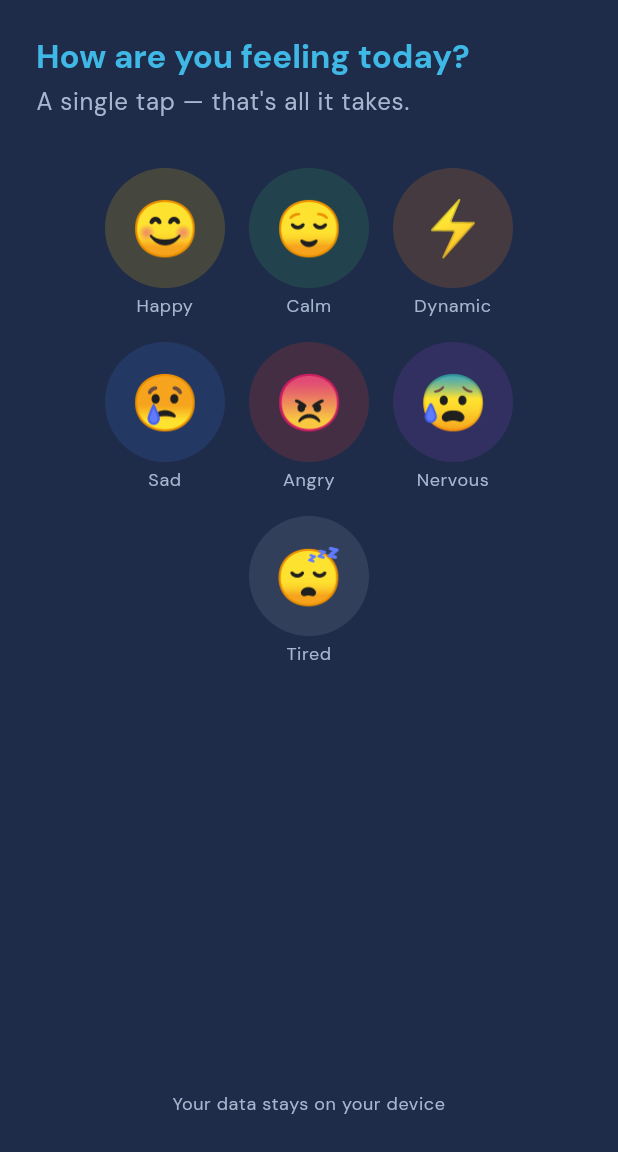
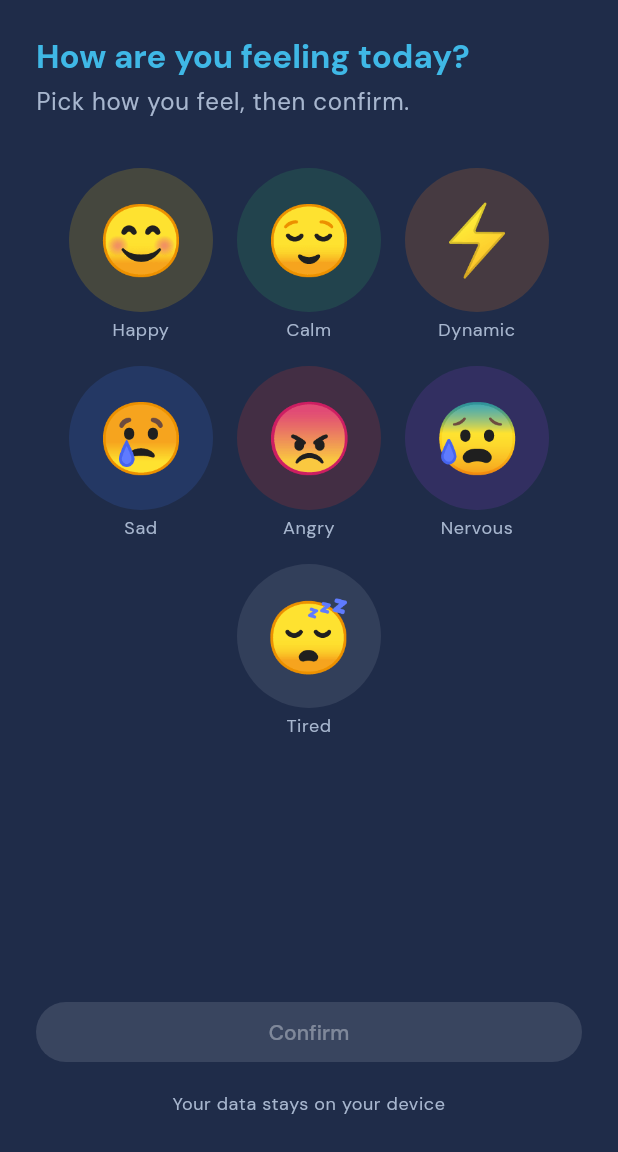
Before and after one commit to AlexandreMaillot/digiharmony, a Flutter app: the screen it shows after launch, after a tap on "Log my mood", on a phone screen of 412 x 824 dp, the part 84-1236 px from its top. Run offline on Flutter 3.47's test engine with Material 3 defaults, Android fonts, the phone set to English and light mode, and no system bars; drawn by our look-alikes of flutter_animate; our stand-ins replace bloc, bloc_concurrency, drift, equatable, flutter_bloc, hydrated_bloc; accounts and stored records are empty; generated files the repository leaves out were written again; statements that could not run were skipped.

Commit message:
fix(saisie-humeur): validation explicite + feedback maquette + fix DB lock
- Découple sélection et enregistrement : un tap sélectionne seulement ; le
  bouton « Valider » enregistre puis revient à l'Accueil. Supprime l'auto-save
  au tap et tout le mécanisme SnackBar/Undo.
- Feedback de sélection conforme maquette (pastille emoji + libellé + check) ;
  retrait du texte/spinner « Enregistrement en cours… » (inutile car instantané).
- Agrandit les pastilles (80→96 px) et les emojis (36→46 px).
- Corps rendu défilable (anti-overflow petit écran) ; nouvelle clé i18n
  saisieHumeurValider (fr+en), sous-titre mis à jour.
- Garde anti double-écriture (état EnregistrementReussi) en plus de droppable().
- Drift : PRAGMA busy_timeout=5000 pour absorber un verrou transitoire au
  démarrage (« database is locked » après suppression des données locales).

Co-Authored-By: Claude Opus 4.8 (1M context) <noreply@anthropic.com>

```diff
--- a/apps/digiharmony_app/lib/l10n/arb/app_en.arb
+++ b/apps/digiharmony_app/lib/l10n/arb/app_en.arb
@@ -166,9 +166,13 @@
     "@saisieHumeurTitre": {
         "description": "SaisieHumeur screen — main title"
     },
-    "saisieHumeurSousTitre": "A single tap — that's all it takes.",
+    "saisieHumeurSousTitre": "Pick how you feel, then confirm.",
     "@saisieHumeurSousTitre": {
         "description": "SaisieHumeur screen — subtitle below the title"
+    },
+    "saisieHumeurValider": "Confirm",
+    "@saisieHumeurValider": {
+        "description": "SaisieHumeur — primary button label to save the selected mood and return home"
     },
     "saisieHumeurSelectionne": "You selected: {emotion}",
     "@saisieHumeurSelectionne": {
--- a/apps/digiharmony_app/lib/l10n/arb/app_fr.arb
+++ b/apps/digiharmony_app/lib/l10n/arb/app_fr.arb
@@ -40,8 +40,9 @@
     "placeholderReglages": "Réglages",
     "reglagesTooltip": "Réglages",
     "saisieHumeurTitre": "Comment tu te sens aujourd'hui ?",
-    "saisieHumeurSousTitre": "Un seul tap — c'est tout ce qu'il faut.",
+    "saisieHumeurSousTitre": "Choisis comment tu te sens, puis valide.",
     "saisieHumeurSelectionne": "Tu as sélectionné : {emotion}",
+    "saisieHumeurValider": "Valider",
     "saisieHumeurEnregistrementEnCours": "Enregistrement en cours…",
     "saisieHumeurEnregistree": "Humeur enregistrée",
     "saisieHumeurAnnuler": "Annuler",
--- a/apps/digiharmony_app/lib/pages/saisie_humeur/bloc/saisie_humeur_event.dart
+++ b/apps/digiharmony_app/lib/pages/saisie_humeur/bloc/saisie_humeur_event.dart
@@ -5,20 +5,17 @@ sealed class SaisieHumeurEvent {
   const SaisieHumeurEvent();
 }
 
-/// L'utilisateur a tapé sur une pastille d'émotion.
-final class EmotionTapee extends SaisieHumeurEvent {
-  const EmotionTapee(this.codeEmotion);
+/// L'utilisateur a tapé une pastille — sélection visuelle seule, aucune
+/// écriture Drift (l'enregistrement n'a lieu qu'à la validation).
+final class EmotionSelectionnee extends SaisieHumeurEvent {
+  const EmotionSelectionnee(this.codeEmotion);
 
   /// Code stable de l'émotion sélectionnée.
   final String codeEmotion;
 }
 
-/// L'utilisateur a pressé « Annuler » dans le snackbar de confirmation.
-final class SaisieAnnulee extends SaisieHumeurEvent {
-  const SaisieAnnulee();
+/// L'utilisateur a pressé « Valider » — déclenche l'UPSERT Drift puis le
+/// retour à l'Accueil (géré côté View).
+final class SaisieValidee extends SaisieHumeurEvent {
+  const SaisieValidee();
 }
-
-/// La fenêtre d'annulation a expiré (gérée côté View via SnackBar).
-final class FenetreUndoExpiree extends SaisieHumeurEvent {
-  const FenetreUndoExpiree();
-}
--- a/apps/digiharmony_app/lib/pages/saisie_humeur/bloc/saisie_humeur_state.dart
+++ b/apps/digiharmony_app/lib/pages/saisie_humeur/bloc/saisie_humeur_state.dart
@@ -4,59 +4,60 @@ part of 'saisie_humeur_bloc.dart';
 sealed class SaisieHumeurState extends Equatable {
   const SaisieHumeurState();
 
+  /// Code de l'émotion actuellement retenue (sélectionnée, en cours ou
+  /// échouée), ou `null` à l'état initial. Sert à activer le bouton Valider.
+  String? get codeSelectionne => null;
+
   @override
   List<Object?> get props => [];
 }
 
-/// Aucun tap encore — écran initial.
+/// Aucune émotion sélectionnée — écran initial.
 final class SaisieInitiale extends SaisieHumeurState {
   const SaisieInitiale();
 }
 
-/// Tap reçu, UPSERT en vol.
-final class EnregistrementEnCours extends SaisieHumeurState {
-  const EnregistrementEnCours({
-    required this.codeEmotion,
-    this.ancienneEntree,
-  });
+/// Une émotion est sélectionnée, en attente de validation (aucune écriture).
+final class EmotionSelectionneeEtat extends SaisieHumeurState {
+  const EmotionSelectionneeEtat(this.codeEmotion);
 
   final String codeEmotion;
 
-  /// Entrée précédente du jour avant écrasement (null si première saisie).
-  final EntreeHumeur? ancienneEntree;
+  @override
+  String? get codeSelectionne => codeEmotion;
 
   @override
-  List<Object?> get props => [codeEmotion, ancienneEntree];
+  List<Object?> get props => [codeEmotion];
 }
 
-/// UPSERT OK — fenêtre d'annulation ouverte (~5 s).
-final class EnregistrementReussi extends SaisieHumeurState {
-  const EnregistrementReussi({
-    required this.codeEmotion,
-    this.ancienneEntree,
-  });
+/// Validation pressée, UPSERT Drift en vol.
+final class EnregistrementEnCours extends SaisieHumeurState {
+  const EnregistrementEnCours({required this.codeEmotion});
 
   final String codeEmotion;
 
-  /// Entrée précédente (pour restauration si annulation).
-  final EntreeHumeur? ancienneEntree;
+  @override
+  String? get codeSelectionne => codeEmotion;
 
   @override
-  List<Object?> get props => [codeEmotion, ancienneEntree];
+  List<Object?> get props => [codeEmotion];
 }
 
-/// Annulation effectuée — l'ancienne valeur a été restaurée ou supprimée.
-final class SaisieAnnuleeEtat extends SaisieHumeurState {
-  const SaisieAnnuleeEtat({this.codeEmotionRestauree});
+/// UPSERT OK — la View referme l'écran et revient à l'Accueil.
+final class EnregistrementReussi extends SaisieHumeurState {
+  const EnregistrementReussi({required this.codeEmotion});
 
-  /// Code de l'émotion restaurée, null si suppression (première saisie).
-  final String? codeEmotionRestauree;
+  final String codeEmotion;
 
   @override
-  List<Object?> get props => [codeEmotionRestauree];
+  String? get codeSelectionne => codeEmotion;
+
+  @override
+  List<Object?> get props => [codeEmotion];
 }
 
-/// Exception Drift lors de l'UPSERT ou de l'annulation.
+/// Exception Drift lors de l'UPSERT — la sélection est conservée pour
+/// réessayer.
 final class EnregistrementEchoue extends SaisieHumeurState {
   const EnregistrementEchoue({
     required this.codeEmotion,
@@ -67,5 +68,8 @@ final class EnregistrementEchoue extends SaisieHumeurState {
   final String message;
 
   @override
+  String? get codeSelectionne => codeEmotion;
+
+  @override
   List<Object?> get props => [codeEmotion, message];
 }
--- a/apps/digiharmony_app/lib/pages/saisie_humeur/views/saisie_humeur_view.dart
+++ b/apps/digiharmony_app/lib/pages/saisie_humeur/views/saisie_humeur_view.dart
@@ -6,25 +6,19 @@ import 'package:digiharmony_app/pages/saisie_humeur/widgets/carte_feedback_selec
 import 'package:digiharmony_app/pages/saisie_humeur/widgets/picker_emotions.dart';
 import 'package:digiharmony_app/theme/theme.dart';
 import 'package:flutter/material.dart';
+import 'package:flutter/services.dart';
 import 'package:flutter_bloc/flutter_bloc.dart';
 
 /// Vue de l'écran « Noter mon humeur ».
 ///
 /// Contient : header (titre + sous-titre), picker 7 émotions, carte de
-/// feedback, footer de réassurance.
+/// feedback, bouton « Valider », footer de réassurance.
 ///
-/// La logique SnackBar (confirmation + undo) et le pop automatique sont gérés
-/// ici via [BlocListener] (DEC-SH-005).
-class SaisieHumeurView extends StatefulWidget {
+/// Flux (DEC-SH-008) : la sélection est purement visuelle ; l'enregistrement
+/// Drift n'a lieu qu'au tap sur « Valider », qui referme l'écran et revient à
+/// l'Accueil. Le pop au succès est géré ici via [BlocListener].
+class SaisieHumeurView extends StatelessWidget {
   const SaisieHumeurView({super.key});
-
-  @override
-  State<SaisieHumeurView> createState() => _SaisieHumeurViewState();
-}
-
-class _SaisieHumeurViewState extends State<SaisieHumeurView> {
-  ScaffoldFeatureController<SnackBar, SnackBarClosedReason>?
-      _snackBarController;
 
   @override
   Widget build(BuildContext context) {
@@ -54,17 +48,26 @@ class _SaisieHumeurViewState extends State<SaisieHumeurView> {
             child: Column(
               crossAxisAlignment: CrossAxisAlignment.stretch,
               children: [
+                // Contenu défilable : absorbe les pastilles agrandies + la
+                // carte de feedback sur les petits écrans (anti-overflow).
+                Expanded(
+                  child: SingleChildScrollView(
+                    child: Column(
+                      crossAxisAlignment: CrossAxisAlignment.stretch,
+                      children: [
                         // Header
                         Text(
                           l10n.saisieHumeurTitre,
-                  style: Theme.of(context).textTheme.titleLarge?.copyWith(
+                          style:
+                              Theme.of(context).textTheme.titleLarge?.copyWith(
                                     color: AppColors.primary,
                                   ),
                         ),
                         const SizedBox(height: AppSpacing.xs),
                         Text(
                           l10n.saisieHumeurSousTitre,
-                  style: Theme.of(context).textTheme.bodyLarge?.copyWith(
+                          style:
+                              Theme.of(context).textTheme.bodyLarge?.copyWith(
                                     color: AppColors.textMuted,
                                   ),
                         ),
@@ -72,9 +75,16 @@ class _SaisieHumeurViewState extends State<SaisieHumeurView> {
                         // Picker 7 pastilles
                         const PickerEmotions(),
                         const SizedBox(height: AppSpacing.lg),
-                // Carte de feedback (visible après 1er tap)
+                        // Carte de feedback (visible après 1re sélection)
                         const CarteFeedbackSelection(),
-                const Spacer(),
+                      ],
+                    ),
+                  ),
+                ),
+                const SizedBox(height: AppSpacing.md),
+                // Bouton de validation (enregistre + retour Accueil)
+                const _BoutonValider(),
+                const SizedBox(height: AppSpacing.md),
                 // Footer de réassurance
                 Text(
                   l10n.saisieHumeurDonneesLocales,
@@ -93,9 +103,9 @@ class _SaisieHumeurViewState extends State<SaisieHumeurView> {
 
   void _onStateChange(BuildContext context, SaisieHumeurState state) {
     if (state is EnregistrementReussi) {
-      _afficherSnackbarConfirmation(context, state);
-    } else if (state is SaisieAnnuleeEtat) {
-      ScaffoldMessenger.of(context).hideCurrentSnackBar();
+      unawaited(HapticFeedback.mediumImpact());
+      // Retour à l'Accueil : la carte humeur s'y met à jour via Drift watch().
+      Navigator.of(context).pop();
     } else if (state is EnregistrementEchoue) {
       ScaffoldMessenger.of(context).showSnackBar(
         SnackBar(
@@ -105,38 +115,35 @@ class _SaisieHumeurViewState extends State<SaisieHumeurView> {
       );
     }
   }
-
-  void _afficherSnackbarConfirmation(
-    BuildContext context,
-    EnregistrementReussi state,
-  ) {
-    final l10n = context.l10n;
-    final bloc = context.read<SaisieHumeurBloc>();
-
-    _snackBarController?.close();
-
-    _snackBarController = ScaffoldMessenger.of(context).showSnackBar(
-      SnackBar(
-        content: Text(l10n.saisieHumeurEnregistree),
-        duration: const Duration(seconds: 5),
-        action: SnackBarAction(
-          label: l10n.saisieHumeurAnnuler,
-          onPressed: () {
-            bloc.add(const SaisieAnnulee());
-          },
-        ),
-      ),
-    );
-
-    unawaited(_snackBarController!.closed.then(_onSnackBarClosed));
 }
 
-  void _onSnackBarClosed(SnackBarClosedReason reason) {
-    if (!mounted) return;
-    if (reason != SnackBarClosedReason.action) {
-      // Fenêtre undo expirée sans annulation → retour Accueil.
-      context.read<SaisieHumeurBloc>().add(const FenetreUndoExpiree());
-      Navigator.of(context).pop();
+/// Bouton primaire « Valider » : actif dès qu'une émotion est sélectionnée,
+/// affiche un indicateur pendant l'enregistrement.
+class _BoutonValider extends StatelessWidget {
+  const _BoutonValider();
+
+  @override
+  Widget build(BuildContext context) {
+    final l10n = context.l10n;
+    return BlocBuilder<SaisieHumeurBloc, SaisieHumeurState>(
+      builder: (context, state) {
+        final enCours = state is EnregistrementEnCours;
+        final actif = state.codeSelectionne != null && !enCours;
+
+        return FilledButton(
+          onPressed: actif
+              ? () =>
+                  context.read<SaisieHumeurBloc>().add(const SaisieValidee())
+              : null,
+          child: enCours
+              ? const SizedBox(
+                  width: 20,
+                  height: 20,
+                  child: CircularProgressIndicator(strokeWidth: 2),
+                )
+              : Text(l10n.saisieHumeurValider),
+        );
+      },
+    );
   }
 }
-}
--- a/apps/digiharmony_app/lib/pages/saisie_humeur/widgets/carte_feedback_selection.dart
+++ b/apps/digiharmony_app/lib/pages/saisie_humeur/widgets/carte_feedback_selection.dart
@@ -1,16 +1,16 @@
 import 'package:digiharmony_app/l10n/l10n.dart';
 import 'package:digiharmony_app/pages/saisie_humeur/bloc/saisie_humeur_bloc.dart';
+import 'package:digiharmony_app/pages/saisie_humeur/modeles/emotion_canonique.dart';
 import 'package:digiharmony_app/theme/theme.dart';
 import 'package:flutter/material.dart';
 import 'package:flutter_bloc/flutter_bloc.dart';
 
-/// Carte de feedback affichée après un premier tap sur une pastille.
+/// Carte de feedback affichée dès qu'une émotion est sélectionnée.
 ///
-/// - En [EnregistrementEnCours] : libellé de l'émotion + indicateur de
-///   chargement.
-/// - En [EnregistrementReussi] : libellé uniquement (SnackBar prend le
-///   relais).
-/// - Invisible en [SaisieInitiale].
+/// Reprend le visuel de la maquette : pastille emoji
+/// + « Tu as sélectionné : X » + icône de validation.
+/// L'enregistrement étant instantané, aucun indicateur
+/// « Enregistrement en cours… » n'est affiché. Invisible à l'état initial.
 class CarteFeedbackSelection extends StatelessWidget {
   const CarteFeedbackSelection({super.key});
 
@@ -19,26 +19,7 @@ class CarteFeedbackSelection extends StatelessWidget {
     return BlocBuilder<SaisieHumeurBloc, SaisieHumeurState>(
       builder: (context, state) {
         final l10n = context.l10n;
-
-        final String? codeEmotion;
-        final bool enCours;
-
-        switch (state) {
-          case EnregistrementEnCours():
-            codeEmotion = state.codeEmotion;
-            enCours = true;
-          case EnregistrementReussi():
-            codeEmotion = state.codeEmotion;
-            enCours = false;
-          case SaisieAnnuleeEtat():
-            // Après annulation, réaffiche l'émotion restaurée si disponible.
-            codeEmotion = state.codeEmotionRestauree;
-            enCours = false;
-          case SaisieInitiale():
-          case EnregistrementEchoue():
-            return const SizedBox.shrink();
-        }
-
+        final codeEmotion = state.codeSelectionne;
         if (codeEmotion == null) return const SizedBox.shrink();
 
         final libelle = _libelleEmotion(context, codeEmotion);
@@ -49,40 +30,33 @@ class CarteFeedbackSelection extends StatelessWidget {
             padding: const EdgeInsets.all(AppSpacing.md),
             child: Row(
               children: [
+                // Pastille emoji colorée.
+                Container(
+                  width: 44,
+                  height: 44,
+                  decoration: BoxDecoration(
+                    color: couleur.withValues(alpha: 0.18),
+                    shape: BoxShape.circle,
+                  ),
+                  alignment: Alignment.center,
+                  child: Text(
+                    emojiPourCode(codeEmotion),
+                    style: const TextStyle(fontSize: 24),
+                    semanticsLabel: libelle,
+                  ),
+                ),
+                const SizedBox(width: AppSpacing.md),
                 Expanded(
-                  child: Column(
-                    crossAxisAlignment: CrossAxisAlignment.start,
-                    mainAxisSize: MainAxisSize.min,
-                    children: [
-                      Text(
+                  child: Text(
                     l10n.saisieHumeurSelectionne(libelle),
                     style: Theme.of(context).textTheme.bodyLarge?.copyWith(
                           color: couleur,
                           fontWeight: FontWeight.w600,
                         ),
                   ),
-                      if (enCours) ...[
-                        const SizedBox(height: AppSpacing.xs),
-                        Text(
-                          l10n.saisieHumeurEnregistrementEnCours,
-                          style: Theme.of(context).textTheme.bodySmall
-                              ?.copyWith(color: AppColors.textMuted),
                 ),
-                      ],
-                    ],
-                  ),
-                ),
-                if (enCours) ...[
                 const SizedBox(width: AppSpacing.sm),
-                  SizedBox(
-                    width: 20,
-                    height: 20,
-                    child: CircularProgressIndicator(
-                      strokeWidth: 2,
-                      color: couleur,
-                    ),
-                  ),
-                ],
+                Icon(Icons.check_circle, color: couleur),
               ],
             ),
           ),
--- a/apps/digiharmony_app/lib/pages/saisie_humeur/widgets/pastille_emotion.dart
+++ b/apps/digiharmony_app/lib/pages/saisie_humeur/widgets/pastille_emotion.dart
@@ -20,7 +20,7 @@ const List<int> _flotDuration = [2000, 1800, 2200, 1900, 2100, 1700, 2300];
 
 /// Pastille circulaire représentant une émotion dans le picker.
 ///
-/// - Taille fixe ~80 px (zone tactile ≥ 48×48 garantie par GestureDetector).
+/// - Taille fixe ~96 px (zone tactile ≥ 48×48 garantie par GestureDetector).
 /// - Couleur via [MoodColors.byKey] uniquement — jamais de hex en dur.
 /// - Animation de flottement au repos désynchronisée par [index]
 ///   (désactivée si `disableAnimations`).
@@ -86,10 +86,10 @@ class PastilleEmotion extends StatelessWidget {
                 unawaited(HapticFeedback.lightImpact());
                 context
                     .read<SaisieHumeurBloc>()
-                    .add(EmotionTapee(emotion.cle));
+                    .add(EmotionSelectionnee(emotion.cle));
               },
         child: SizedBox(
-          width: 80,
+          width: 96,
           child: Column(
             mainAxisSize: MainAxisSize.min,
             children: [
@@ -155,8 +155,8 @@ class _PastilleBody extends StatelessWidget {
   @override
   Widget build(BuildContext context) {
     return Container(
-      width: 80,
-      height: 80,
+      width: 96,
+      height: 96,
       decoration: BoxDecoration(
         color: couleur != null
             ? couleur!.withValues(alpha: 0.18)
@@ -178,7 +178,7 @@ class _PastilleBody extends StatelessWidget {
       child: Center(
         child: Text(
           emotion.emoji,
-          style: const TextStyle(fontSize: 36),
+          style: const TextStyle(fontSize: 46),
           semanticsLabel: libelle,
         ),
       ),
--- a/apps/digiharmony_app/lib/pages/saisie_humeur/widgets/picker_emotions.dart
+++ b/apps/digiharmony_app/lib/pages/saisie_humeur/widgets/picker_emotions.dart
@@ -9,8 +9,9 @@ import 'package:flutter_bloc/flutter_bloc.dart';
 ///
 /// Réactif à l'état du [SaisieHumeurBloc] :
 /// - Sélection courante → anneau sur la pastille correspondante.
-/// - Post-saisie réussie → picker désactivé (DEC-SH-004).
-/// - Post-annulation → picker réactivé.
+/// - Le picker reste interactif tant que l'utilisateur n'a pas validé
+///   (re-sélection libre avant validation).
+/// - Verrouillé seulement pendant l'enregistrement et après succès.
 class PickerEmotions extends StatelessWidget {
   const PickerEmotions({super.key});
 
@@ -18,13 +19,10 @@ class PickerEmotions extends StatelessWidget {
   Widget build(BuildContext context) {
     return BlocBuilder<SaisieHumeurBloc, SaisieHumeurState>(
       builder: (context, state) {
-        final codeSelectionne = switch (state) {
-          EnregistrementEnCours(:final codeEmotion) => codeEmotion,
-          EnregistrementReussi(:final codeEmotion) => codeEmotion,
-          _ => null,
-        };
-        // Picker verrouillé après une saisie réussie (DEC-SH-004).
-        final desactive = state is EnregistrementReussi;
+        final codeSelectionne = state.codeSelectionne;
+        // Picker verrouillé pendant l'UPSERT et après succès (avant le pop).
+        final desactive =
+            state is EnregistrementEnCours || state is EnregistrementReussi;
 
         return Wrap(
           spacing: AppSpacing.md,
```
Also changed, not shown: apps/digiharmony_app/lib/data/local/app_database.dart (+9 -1 lines), apps/digiharmony_app/lib/pages/saisie_humeur/bloc/saisie_humeur_bloc.dart (+35 -63 lines), 2 other files. Lines whose indentation alone changed are shown as unchanged.
